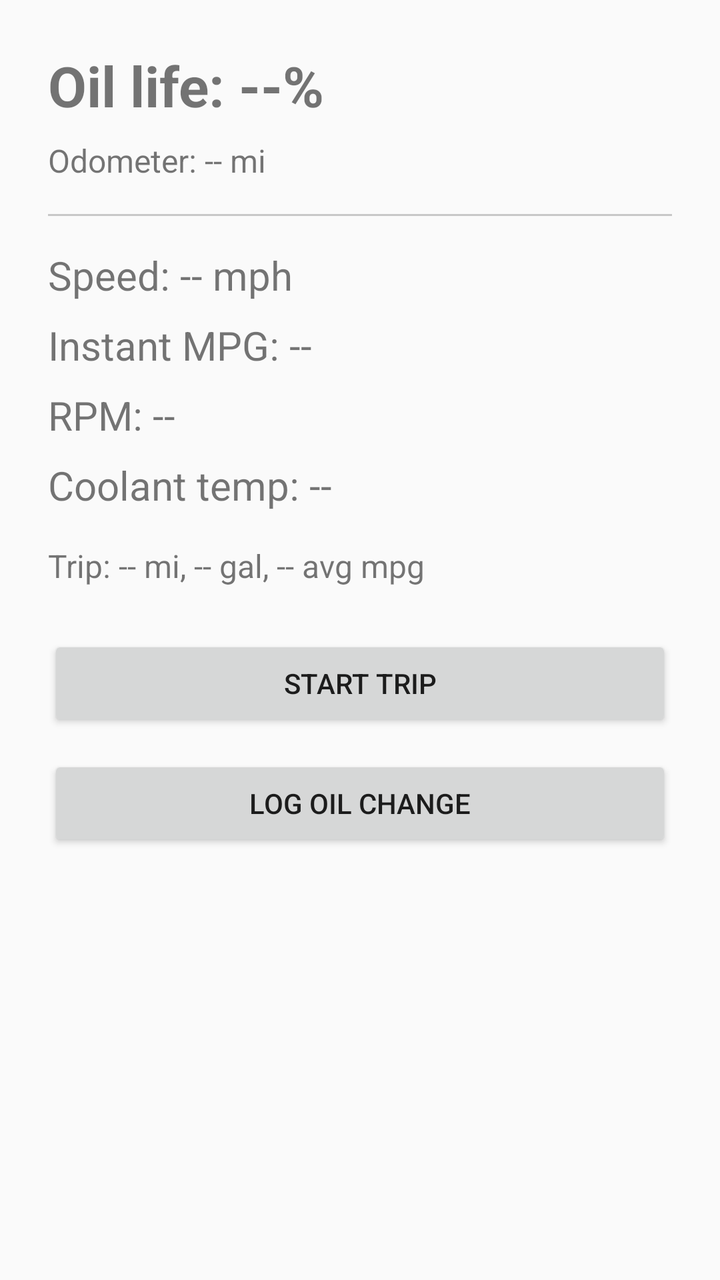
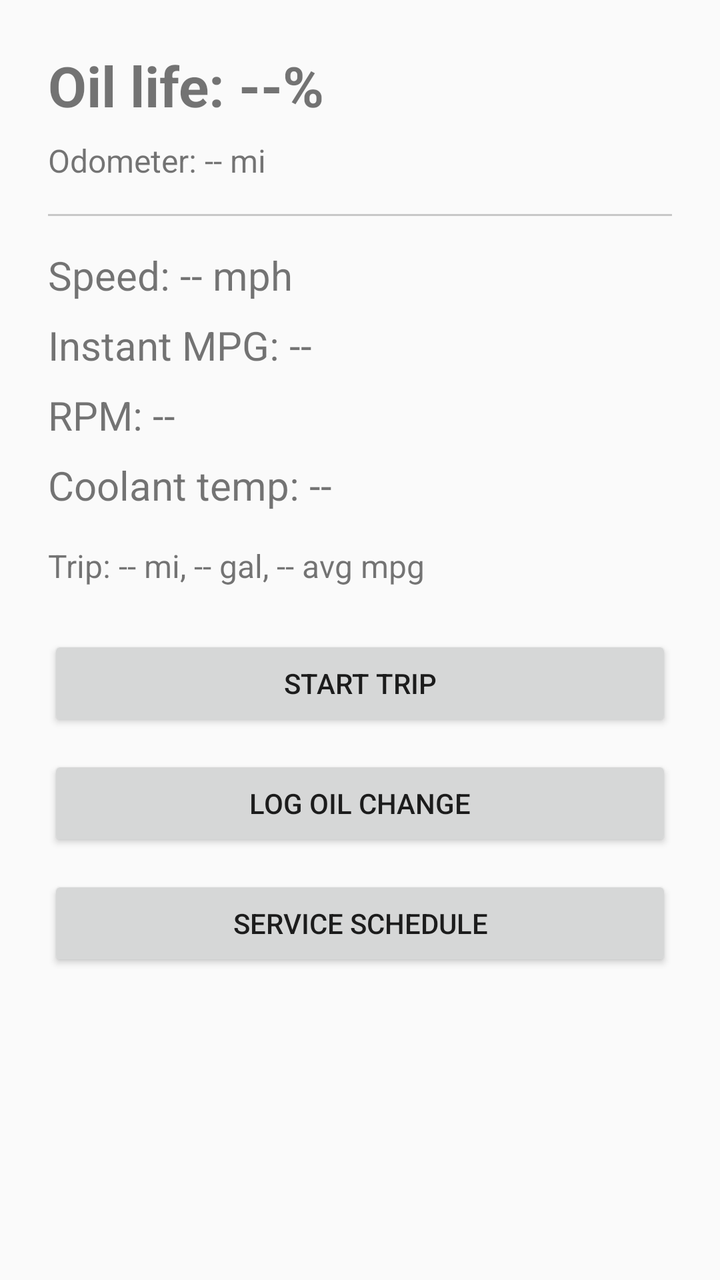

An Android layout rendered at two revisions. The XML below is the earlier revision; the diff shows what the commit changed to produce the second picture.
<!-- AndroidManifest.xml: application theme Theme.AppCompat.DayNight.DarkActionBar -->
<!-- res/layout/activity_main.xml -->
<?xml version="1.0" encoding="utf-8"?>
<LinearLayout xmlns:android="http://schemas.android.com/apk/res/android"
    android:layout_width="match_parent"
    android:layout_height="match_parent"
    android:orientation="vertical"
    android:padding="24dp">

    <TextView
        android:id="@+id/textOilLife"
        android:layout_width="match_parent"
        android:layout_height="wrap_content"
        android:textSize="28sp"
        android:textStyle="bold"
        android:text="Oil life: --%" />

    <TextView
        android:id="@+id/textOdometer"
        android:layout_width="match_parent"
        android:layout_height="wrap_content"
        android:textSize="16sp"
        android:layout_marginTop="8dp"
        android:text="Odometer: -- mi" />

    <View
        android:layout_width="match_parent"
        android:layout_height="1dp"
        android:background="#33000000"
        android:layout_marginTop="16dp"
        android:layout_marginBottom="16dp" />

    <TextView
        android:id="@+id/textSpeed"
        android:layout_width="match_parent"
        android:layout_height="wrap_content"
        android:textSize="20sp"
        android:text="Speed: -- mph" />

    <TextView
        android:id="@+id/textMpg"
        android:layout_width="match_parent"
        android:layout_height="wrap_content"
        android:textSize="20sp"
        android:layout_marginTop="8dp"
        android:text="Instant MPG: --" />

    <TextView
        android:id="@+id/textRpm"
        android:layout_width="match_parent"
        android:layout_height="wrap_content"
        android:textSize="20sp"
        android:layout_marginTop="8dp"
        android:text="RPM: --" />

    <TextView
        android:id="@+id/textCoolant"
        android:layout_width="match_parent"
        android:layout_height="wrap_content"
        android:textSize="20sp"
        android:layout_marginTop="8dp"
        android:text="Coolant temp: --" />

    <TextView
        android:id="@+id/textTrip"
        android:layout_width="match_parent"
        android:layout_height="wrap_content"
        android:textSize="16sp"
        android:layout_marginTop="16dp"
        android:text="Trip: -- mi, -- gal, -- avg mpg" />

    <Button
        android:id="@+id/buttonToggleTracking"
        android:layout_width="match_parent"
        android:layout_height="wrap_content"
        android:layout_marginTop="24dp"
        android:text="Start Trip" />

    <Button
        android:id="@+id/buttonResetOil"
        android:layout_width="match_parent"
        android:layout_height="wrap_content"
        android:layout_marginTop="12dp"
        android:text="Log Oil Change" />

</LinearLayout>
<!-- resources referenced by this layout -->
<resources>

</resources>

<!-- the commit's change to res/layout/activity_main.xml (unified diff, before → after) -->
@@ -81,4 +81,11 @@
         android:layout_marginTop="12dp"
         android:text="Log Oil Change" />
 
+    <Button
+        android:id="@+id/buttonServiceStatus"
+        android:layout_width="match_parent"
+        android:layout_height="wrap_content"
+        android:layout_marginTop="12dp"
+        android:text="Service Schedule" />
+
 </LinearLayout>
